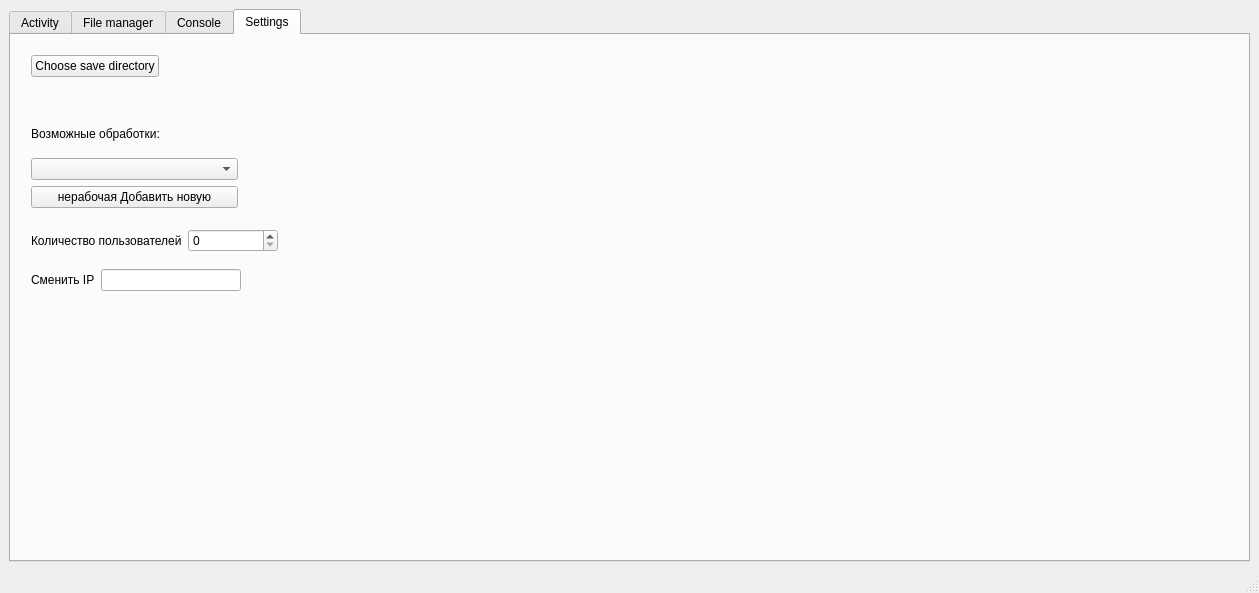
This is practiceServer/mainwindow.ui in sdedge/productionPractice as Qt 5 draws it before an edit. The edited form follows.
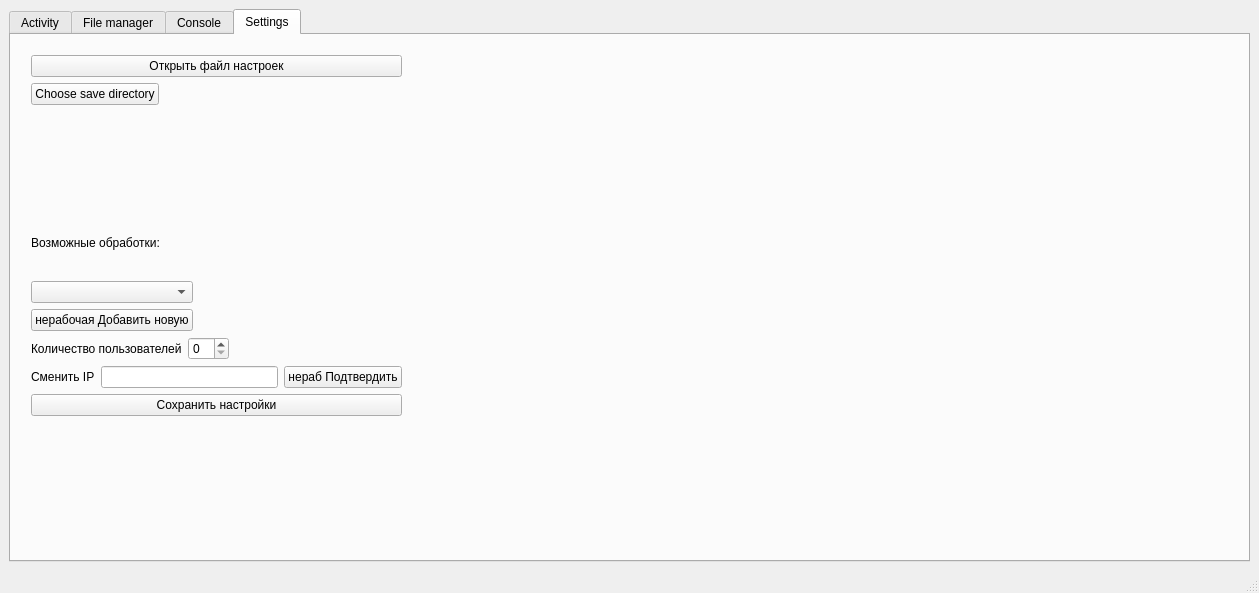
This is the edited form. The open tabs and pages were chosen to show the change.

```diff
--- a/practiceServer/mainwindow.ui
+++ b/practiceServer/mainwindow.ui
@@ -18,7 +18,7 @@
     <item row="1" column="0">
      <widget class="QTabWidget" name="serverTabWidget">
       <property name="currentIndex">
-       <number>2</number>
+       <number>3</number>
       </property>
       <property name="movable">
        <bool>true</bool>
@@ -77,23 +77,48 @@
        <attribute name="title">
         <string>Settings</string>
        </attribute>
-       <widget class="QWidget" name="layoutWidget">
+       <widget class="QWidget" name="">
         <property name="geometry">
          <rect>
           <x>20</x>
-          <y>80</y>
-          <width>207</width>
-          <height>93</height>
+          <y>20</y>
+          <width>371</width>
+          <height>361</height>
          </rect>
         </property>
+        <layout class="QGridLayout" name="gridLayout_4">
+         <item row="2" column="0">
+          <widget class="QPushButton" name="saveSettingsPushButton">
+           <property name="text">
+            <string>Сохранить настройки</string>
+           </property>
+          </widget>
+         </item>
+         <item row="1" column="0">
+          <layout class="QGridLayout" name="gridLayout_3">
+           <item row="3" column="0">
+            <layout class="QHBoxLayout" name="ChangeIP">
+             <item>
+              <widget class="QLabel" name="changeIPLabel">
+               <property name="text">
+                <string>Сменить IP</string>
+               </property>
+              </widget>
+             </item>
+             <item>
+              <widget class="QLineEdit" name="changeIPLineEdit"/>
+             </item>
+             <item>
+              <widget class="QPushButton" name="changeIPPushButton">
+               <property name="text">
+                <string>нераб Подтвердить</string>
+               </property>
+              </widget>
+             </item>
+            </layout>
+           </item>
+           <item row="1" column="0">
         <layout class="QGridLayout" name="PossibleTreatments">
-         <item row="1" column="0">
-          <widget class="QLabel" name="possibleTreatmetsLabel">
-           <property name="text">
-            <string>Возможные обработки:</string>
-           </property>
-          </widget>
-         </item>
          <item row="2" column="0">
           <widget class="QComboBox" name="possibleTreatmetsComboBox"/>
          </item>
@@ -104,39 +129,58 @@
            </property>
           </widget>
          </item>
-        </layout>
-       </widget>
-       <widget class="QWidget" name="layoutWidget">
-        <property name="geometry">
-         <rect>
-          <x>20</x>
-          <y>20</y>
-          <width>381</width>
-          <height>58</height>
-         </rect>
-        </property>
+             <item row="1" column="0">
+              <widget class="QLabel" name="possibleTreatmetsLabel">
+               <property name="text">
+                <string>Возможные обработки:</string>
+               </property>
+              </widget>
+             </item>
+             <item row="3" column="1">
+              <spacer name="horizontalSpacer_2">
+               <property name="orientation">
+                <enum>Qt::Horizontal</enum>
+               </property>
+               <property name="sizeHint" stdset="0">
+                <size>
+                 <width>40</width>
+                 <height>20</height>
+                </size>
+               </property>
+              </spacer>
+             </item>
+            </layout>
+           </item>
+           <item row="2" column="0">
+            <layout class="QHBoxLayout" name="QuantityOfClients">
+             <item>
+              <widget class="QLabel" name="quantityOfClientsLabel">
+               <property name="text">
+                <string>Количество пользователей</string>
+               </property>
+              </widget>
+             </item>
+             <item>
+              <widget class="QSpinBox" name="quantityOfClientsSpinBox"/>
+             </item>
+             <item>
+              <spacer name="horizontalSpacer_3">
+               <property name="orientation">
+                <enum>Qt::Horizontal</enum>
+               </property>
+               <property name="sizeHint" stdset="0">
+                <size>
+                 <width>40</width>
+                 <height>20</height>
+                </size>
+               </property>
+              </spacer>
+             </item>
+            </layout>
+           </item>
+           <item row="0" column="0">
         <layout class="QGridLayout" name="ChooseSaveDirectory">
-         <item row="0" column="0">
-          <widget class="QPushButton" name="chooseSaveDirPushButton">
-           <property name="text">
-            <string>Choose save directory</string>
-           </property>
-          </widget>
-         </item>
-         <item row="0" column="1">
-          <spacer name="horizontalSpacer">
-           <property name="orientation">
-            <enum>Qt::Horizontal</enum>
-           </property>
-           <property name="sizeHint" stdset="0">
-            <size>
-             <width>40</width>
-             <height>20</height>
-            </size>
-           </property>
-          </spacer>
-         </item>
-         <item row="1" column="0" colspan="2">
+             <item row="2" column="0" colspan="2">
           <widget class="QLabel" name="dirPathLabel">
            <property name="text">
             <string/>
@@ -146,50 +190,37 @@
            </property>
           </widget>
          </item>
-        </layout>
-       </widget>
-       <widget class="QWidget" name="layoutWidget">
-        <property name="geometry">
-         <rect>
-          <x>20</x>
-          <y>190</y>
-          <width>247</width>
-          <height>31</height>
-         </rect>
-        </property>
-        <layout class="QHBoxLayout" name="QuantityOfClients">
-         <item>
-          <widget class="QLabel" name="quantityOfClientsLabel">
+             <item row="1" column="1">
+              <spacer name="horizontalSpacer">
+               <property name="orientation">
+                <enum>Qt::Horizontal</enum>
+               </property>
+               <property name="sizeHint" stdset="0">
+                <size>
+                 <width>40</width>
+                 <height>20</height>
+                </size>
+               </property>
+              </spacer>
+             </item>
+             <item row="1" column="0">
+              <widget class="QPushButton" name="chooseSaveDirPushButton">
            <property name="text">
-            <string>Количество пользователей</string>
+                <string>Choose save directory</string>
            </property>
           </widget>
          </item>
-         <item>
-          <widget class="QSpinBox" name="quantityOfClientsSpinBox"/>
-         </item>
-        </layout>
-       </widget>
-       <widget class="QWidget" name="layoutWidget">
-        <property name="geometry">
-         <rect>
-          <x>20</x>
-          <y>230</y>
-          <width>210</width>
-          <height>30</height>
-         </rect>
-        </property>
-        <layout class="QHBoxLayout" name="ChangeIP">
-         <item>
-          <widget class="QLabel" name="changeIPLabel">
+            </layout>
+           </item>
+          </layout>
+         </item>
+         <item row="0" column="0">
+          <widget class="QPushButton" name="openJSONSettingsFilePushButton">
            <property name="text">
-            <string>Сменить IP</string>
+            <string>Открыть файл настроек</string>
            </property>
           </widget>
          </item>
-         <item>
-          <widget class="QLineEdit" name="changeIPLineEdit"/>
-         </item>
         </layout>
        </widget>
       </widget>
```
Lines whose indentation alone changed are shown as unchanged.
